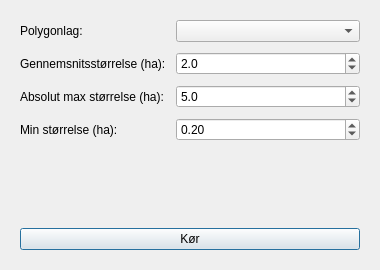
First picture: the form in plugins/Limf_SoilSurvey/lav_grid_dialog.ui, repository Limfjordssekretariatet/Limfjordssekretariatet_plugins, before the edit.
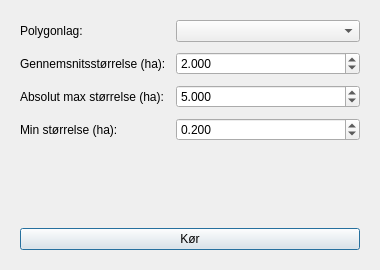
Second picture: the form after the edit.

Commit message:
SoilSurvey v3.1.1: tillad gridstoerrelse helt ned til 0,001 ha (10 m2)
- UI: min/avg/max spinbokse min 0,001 ha, 3 decimaler, 0,001-trin.
- Saenk input-rensningens splinterfilter 100 -> 10 m2, saa aegte smaa marker
  ikke kasseres ved indlaesning.

What changed in the file:
```diff
--- a/plugins/Limf_SoilSurvey/lav_grid_dialog.ui
+++ b/plugins/Limf_SoilSurvey/lav_grid_dialog.ui
@@ -51,7 +51,7 @@
      <item row="1" column="1">
       <widget class="QDoubleSpinBox" name="spinAvgHa">
        <property name="minimum">
-        <double>0.1</double>
+        <double>0.001</double>
        </property>
        <property name="maximum">
         <double>1000.0</double>
@@ -60,7 +60,7 @@
         <double>2.0</double>
        </property>
        <property name="decimals">
-        <number>1</number>
+        <number>3</number>
        </property>
       </widget>
      </item>
@@ -74,7 +74,7 @@
      <item row="2" column="1">
       <widget class="QDoubleSpinBox" name="spinMaxHa">
        <property name="minimum">
-        <double>0.1</double>
+        <double>0.001</double>
        </property>
        <property name="maximum">
         <double>1000.0</double>
@@ -83,7 +83,7 @@
         <double>5.0</double>
        </property>
        <property name="decimals">
-        <number>1</number>
+        <number>3</number>
        </property>
       </widget>
      </item>
@@ -97,7 +97,7 @@
      <item row="3" column="1">
       <widget class="QDoubleSpinBox" name="spinMinHa">
        <property name="minimum">
-        <double>0.01</double>
+        <double>0.001</double>
        </property>
        <property name="maximum">
         <double>1000.0</double>
@@ -106,7 +106,7 @@
         <double>0.2</double>
        </property>
        <property name="decimals">
-        <number>2</number>
+        <number>3</number>
        </property>
       </widget>
      </item>
```
Left out of the diff: 9 changed lines with no effect on the pictures. The commit also changes 2 other files.
